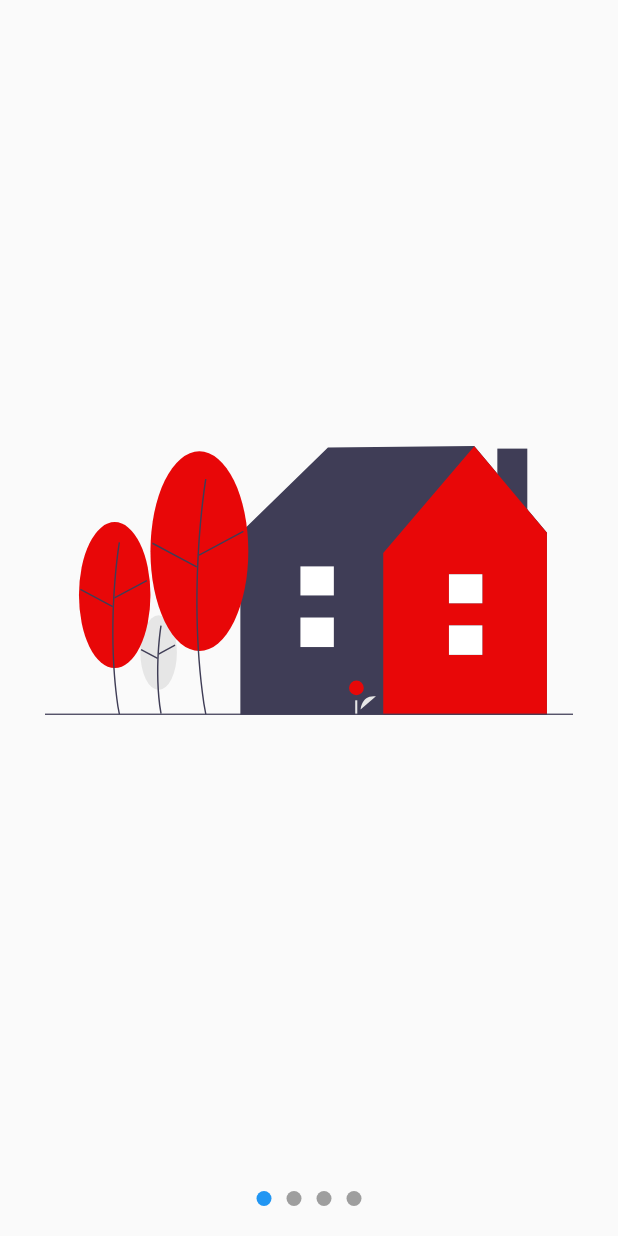
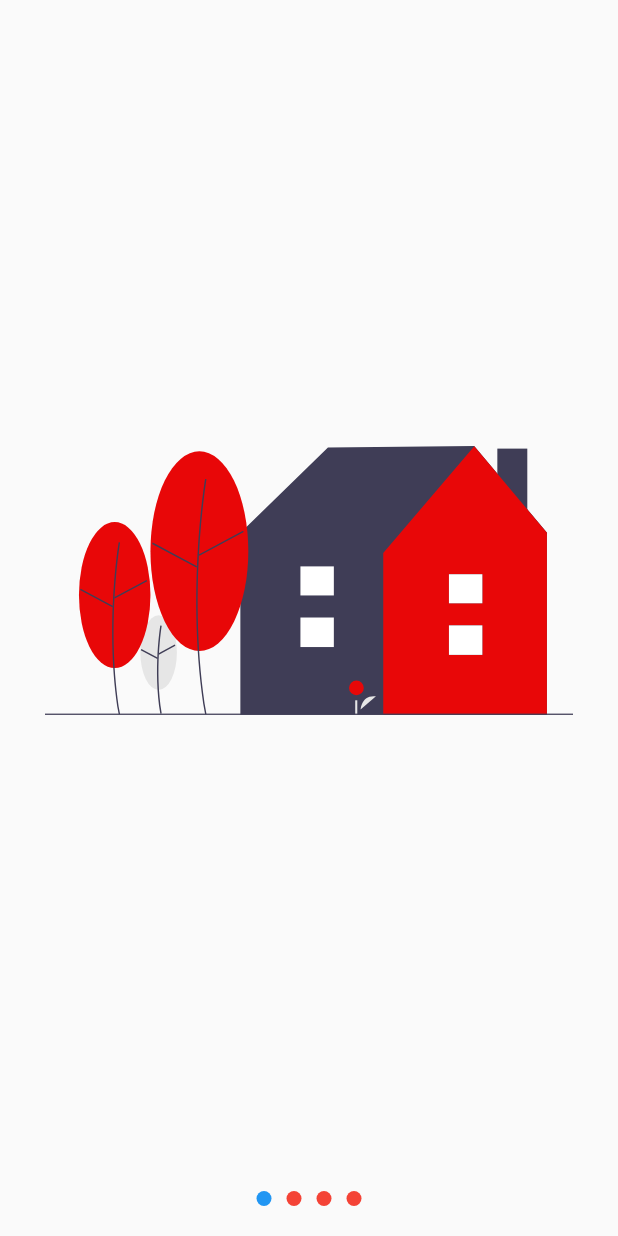
Before and after one commit to germanheinz/DesignsProFlutter, a Flutter app: the screen it shows after launch, on a phone screen of 412 x 824 dp. Run offline on Flutter 3.47's test engine with Material 2 defaults, Android fonts, the phone set to English and light mode, and no system bars; our stand-ins replace flutter_svg.

Commit message:
Designs SlideShow - Dynamics Colors

```diff
--- a/lib/pages/slideshow_page.dart
+++ b/lib/pages/slideshow_page.dart
@@ -8,6 +8,9 @@ class SlideshowPage extends StatelessWidget {
   Widget build(BuildContext context) {
     return Scaffold(
       body: Slideshow(
+        dotsUp: false,
+        primaryColor: Colors.blue,
+        secondyColor: Colors.red,
         slides: <Widget>[
           SvgPicture.asset('assets/svg/undraw_at_home_octe.svg'),
 
--- a/lib/widgets/slideshow.dart
+++ b/lib/widgets/slideshow.dart
@@ -6,24 +6,31 @@ import 'package:provider/provider.dart';
 class Slideshow extends StatelessWidget {
 
   List<Widget> slides;
+  final bool dotsUp;
+  Color primaryColor;
+  Color secondyColor;
 
-  Slideshow({@required this.slides});
+  Slideshow({@required this.slides, this.primaryColor, this.secondyColor, this.dotsUp = false});
 
 
   @override
   Widget build(BuildContext context) {
     return ChangeNotifierProvider(
       create: (_) => new SliderModel(),
-      child: Center(
+      child: SafeArea(
+          child: Center(
           child: Column(
             children: <Widget>[
+              if(this.dotsUp) _Dots(this.slides.length,this.primaryColor, this.secondyColor),
               Expanded(
                 child: _Slides(this.slides),
               ),
-               _Dots(this.slides.length),
+              if(!this.dotsUp) _Dots(this.slides.length,this.primaryColor, this.secondyColor),
+
             ],
           )
         ),
+      ),
       );
   }
 }
@@ -32,6 +39,7 @@ class Slideshow extends StatelessWidget {
 class _Slides extends StatefulWidget {
 
   final List<Widget> slides;
+
 
   _Slides(this.slides);
 
@@ -93,8 +101,10 @@ class _Slide extends StatelessWidget {
 class _Dots extends StatelessWidget {
 
   final int dotsNumbers;
+  final Color primaryColor;
+  final Color secondyColor;
 
-  _Dots(this.dotsNumbers);
+  _Dots(this.dotsNumbers, this.primaryColor, this.secondyColor);
 
   @override
   Widget build(BuildContext context) {
@@ -102,13 +112,8 @@ class _Dots extends StatelessWidget {
      width: double.infinity,
      height: 50,
      child: Row(
-       mainAxisAlignment: MainAxisAlignment.center,
-      //  children: <Widget>[
-      //    _Dot(0),
-      //    _Dot(1),
-      //    _Dot(2),
-      //  ],
-      children: List.generate(this.dotsNumbers, (index) => _Dot(index)),
+        mainAxisAlignment: MainAxisAlignment.center,
+        children: List.generate(this.dotsNumbers, (index) => _Dot(index, this.primaryColor, this.secondyColor)),
      ),
     );
   }
@@ -117,8 +122,10 @@ class _Dots extends StatelessWidget {
 class _Dot extends StatelessWidget {
 
   final int index;
+  final Color primaryColor;
+  final Color secondyColor;
 
-  _Dot(this.index);
+  _Dot(this.index, this.primaryColor, this.secondyColor);
 
   @override
   Widget build(BuildContext context) {
@@ -130,7 +137,7 @@ class _Dot extends StatelessWidget {
       width: 10,
       margin: EdgeInsets.symmetric(horizontal: 5),
       decoration: BoxDecoration(
-        color: (pageViewIndex >= index - 0.5 && pageViewIndex < index + 0.5) ? Colors.blue : Colors.grey,
+        color: (pageViewIndex >= index - 0.5 && pageViewIndex < index + 0.5) ? this.primaryColor : this.secondyColor,
         shape: BoxShape.circle,
 
       ),
--- a/pubspec.yaml
+++ b/pubspec.yaml
@@ -14,7 +14,7 @@ description: A new Flutter project.
 version: 1.0.0+1
 
 environment:
-  sdk: ">=2.1.0 <3.0.0"
+  sdk: ">=2.5.0 <3.0.0"
 
 dependencies:
   flutter:
```
